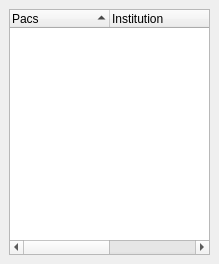
First picture: the form in starviewer/src/inputoutput/qpacslistbase.ui, repository starviewer-medical/starviewer, before the edit.
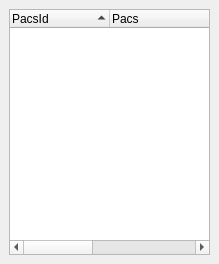
Second picture: the form after the edit.

Patch:
```diff
--- a/starviewer/src/inputoutput/qpacslistbase.ui
+++ b/starviewer/src/inputoutput/qpacslistbase.ui
@@ -100,6 +100,11 @@
      <property name="sortingEnabled" >
       <bool>true</bool>
      </property>
+     <column>
+      <property name="text" >
+       <string>PacsId</string>
+      </property>
+     </column>
      <column>
       <property name="text" >
        <string>Pacs</string>
```
